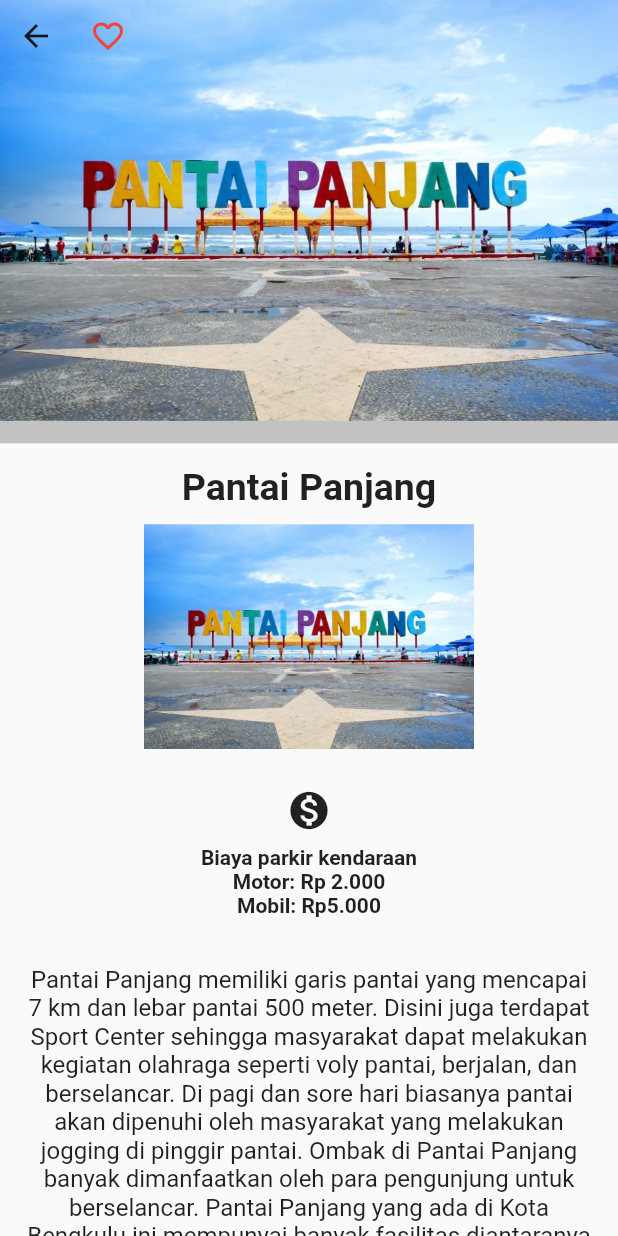
After one commit to adhytianara/LearnFlutter, a Flutter app: the DestinationDetails screen opened directly with sample values from the repository, on a phone screen of 412 x 824 dp. The commit adds this screen. Run offline on Flutter 3.47's test engine with Material 2 defaults, Android fonts, the phone set to English and light mode, and no system bars.

Commit message:
create navigation to destination details

```diff
--- /dev/null
+++ b/lib/destination_details.dart
@@ -0,0 +1,110 @@
+import 'package:flutter/material.dart';
+import 'package:learn_flutter/model/destination.dart';
+
+class DestinationDetails extends StatelessWidget {
+  final Destination destination;
+
+  DestinationDetails({this.destination});
+
+  @override
+  Widget build(BuildContext context) {
+    return Scaffold(
+      body: SingleChildScrollView(
+        child: Column(
+          crossAxisAlignment: CrossAxisAlignment.stretch,
+          children: <Widget>[
+            Stack(
+              children: <Widget>[
+                Image.asset(destination.imageAssets),
+                SafeArea(
+                  child: Row(
+                    children: <Widget>[
+                      IconButton(
+                          icon: Icon(Icons.arrow_back),
+                          onPressed: () {
+                            Navigator.pop(context);
+                          }),
+                      FavoriteButton(),
+                    ],
+                  ),
+                )
+              ],
+            ),
+            Container(
+              height: 15,
+              color: Color(0xffc2c2c2),
+            ),
+            Container(
+                margin: EdgeInsets.only(top: 15),
+                child: Text(
+                  destination.name,
+                  textAlign: TextAlign.center,
+                  style: TextStyle(fontSize: 25, fontWeight: FontWeight.bold),
+                )),
+            Container(
+              height: 150,
+              margin: EdgeInsets.all(10),
+              child: ClipRRect(
+                  borderRadius: BorderRadius.circular(40),
+                  child: Image.asset(destination.imageAssets)),
+            ),
+            Container(
+              margin: EdgeInsets.symmetric(vertical: 16),
+              child: Row(
+                mainAxisAlignment: MainAxisAlignment.spaceEvenly,
+                children: <Widget>[
+                  Column(
+                    children: <Widget>[
+                      Icon(Icons.monetization_on, size: 30,),
+                      SizedBox(
+                        height: 8,
+                      ),
+                      Text(
+                        destination.price,
+                        textAlign: TextAlign.center, style: TextStyle(
+                        fontWeight: FontWeight.bold
+                      ),
+                      ),
+                    ],
+                  )
+                ],
+              ),
+            ),
+            Container(
+              padding: EdgeInsets.all(16),
+              child: Text(
+                destination.description,
+                textAlign: TextAlign.center,
+                style: TextStyle(fontSize: 16),
+              ),
+            ),
+          ],
+        ),
+      ),
+    );
+  }
+}
+
+class FavoriteButton extends StatefulWidget {
+  @override
+  _FavoriteButtonState createState() => _FavoriteButtonState();
+}
+
+class _FavoriteButtonState extends State<FavoriteButton> {
+  bool isFavorite = false;
+
+  @override
+  Widget build(BuildContext context) {
+    return IconButton(
+      icon: Icon(
+        isFavorite ? Icons.favorite : Icons.favorite_border,
+        color: Colors.red,
+      ),
+      onPressed: () {
+        setState(() {
+          isFavorite = !isFavorite;
+        });
+      },
+    );
+  }
+}
--- a/lib/home_page.dart
+++ b/lib/home_page.dart
@@ -1,4 +1,5 @@
 import 'package:flutter/material.dart';
+import 'package:learn_flutter/destination_details.dart';
 import 'package:learn_flutter/model/destination.dart';
 
 class HomePage extends StatelessWidget {
@@ -33,11 +34,21 @@ class HomePage extends StatelessWidget {
                       padding: EdgeInsets.symmetric(vertical: 5, horizontal: 8),
                       scrollDirection: Axis.horizontal,
                       children: destinationList.map((destination) {
-                        return Padding(
-                          padding: const EdgeInsets.all(8),
-                          child: ClipRRect(
-                              borderRadius: BorderRadius.circular(10),
-                              child: Image.asset(destination.imageAssets)),
+                        return FlatButton(
+                          padding: EdgeInsets.all(0),
+                          onPressed: () {
+                            Navigator.push(context,
+                                MaterialPageRoute(builder: (context) {
+                              return DestinationDetails(
+                                  destination: destination);
+                            }));
+                          },
+                          child: Padding(
+                            padding: const EdgeInsets.all(8),
+                            child: ClipRRect(
+                                borderRadius: BorderRadius.circular(10),
+                                child: Image.asset(destination.imageAssets)),
+                          ),
                         );
                       }).toList(),
                     ),
--- a/lib/model/destination.dart
+++ b/lib/model/destination.dart
@@ -121,6 +121,6 @@ var destinationList = [
           "keindahan bawah laut dari pulau tikus",
       imageAssets: 'images/pulautikus.jpg',
       price:
-          "Biaya penyebrangan: Rp 200.000/orang dengan jumlah minimal 10 orang untuk setiap keberangkatan",
+          "Biaya penyebrangan: Rp 200.000/orang",
       location: "10 mil laut dari Kota Bengkulu")
 ];
```
